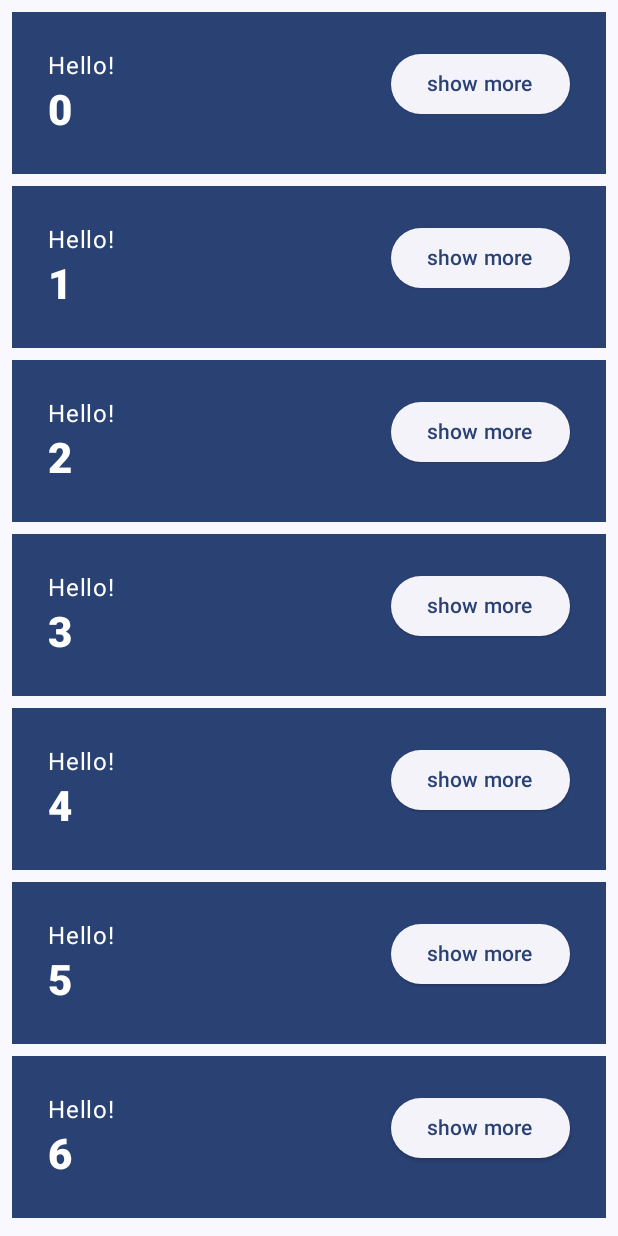
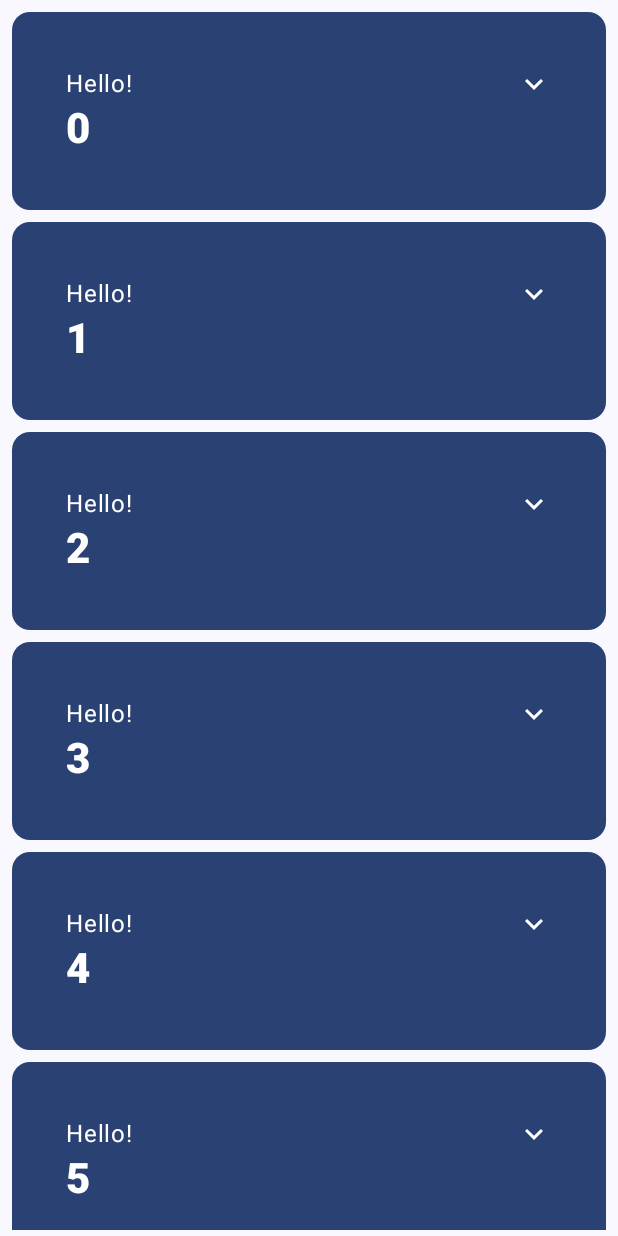
Before and after one commit to RyujiKoyama95/Jetpack-Compose-basics, an Android app built with Jetpack Compose: the screen it shows after launch (MainActivity), after a tap on "Continue", on a phone screen of 412 x 824 dp. Run offline under Robolectric (Android 15) with nearby library versions, the phone set to English and light mode, and no system bars.

Commit message:
Fix UI that adding button icons and text

```diff
--- a/app/src/main/java/com/codelab/basics/MainActivity.kt
+++ b/app/src/main/java/com/codelab/basics/MainActivity.kt
@@ -53,6 +53,7 @@ import androidx.compose.runtime.saveable.rememberSaveable
 import androidx.compose.runtime.setValue
 import androidx.compose.ui.Alignment
 import androidx.compose.ui.Modifier
+import androidx.compose.ui.graphics.drawscope.Fill
 import androidx.compose.ui.res.stringResource
 import androidx.compose.ui.text.font.FontWeight
 import androidx.compose.ui.tooling.preview.Preview
@@ -138,48 +139,13 @@ class MainActivity : ComponentActivity() {
 
     @Composable
     private fun Greeting(name: String) {
-        // 状態保持のためexpandedフラグを定義。
-        // 単純にフラグ追加しても、Composeは状態変更として検出しない。
-        // state/MutableStateは何らかの値を保持し、値が変更した場合は再Compose(UI更新)するインターフェース。
-        // しかし、再コンポジションが随時発生する可能性があるため、フラグはリセットされてしまう問題がある。
-        // 再コンポジションの前後で状態を保持するにはrememberを使用して、状態を保護する。リセットされない。
-        // 状態が変化すると、自動的に再コンポーズする。
-        // また、同じコンポーズを別々の部分から呼び出すと、異なるUIが生成され、状態も別々になる。
-        // 例えば今回の場合だと、ボタンが複数あるため、それぞれで固有の状態を保持する。
-        var expanded by remember { mutableStateOf(false) }
-        val extraPadding by animateDpAsState (
-            if (expanded) 48.dp else 0.dp,
-            animationSpec = spring(
-                dampingRatio = Spring.DampingRatioMediumBouncy,
-                stiffness = Spring.StiffnessLow
-            )
-        )
-        // Surfaceは色を受け取る。
-        // Surfaceの中にネストされたコンポーネント(ここではText)は、背景色の上に描画される。
-        Surface(
-            color = MaterialTheme.colorScheme.primary,
+        Card(
+            colors = CardDefaults.cardColors(
+                containerColor = MaterialTheme.colorScheme.primary
+            ),
             modifier = Modifier.padding(vertical = 4.dp, horizontal = 8.dp)
-            ) {
-            Row(modifier = Modifier.padding(24.dp)) {
-                // SurfaceやTextなどのほとんどのCompose UI要素は引数にmodifier(修飾子)を持っている。
-                // 1つの要素に複数の修飾子をつけるときは、繋げればいい。
-                Column(modifier = Modifier
-                    .weight(1f)
-                    .padding(bottom = extraPadding.coerceAtLeast(0.dp))
-                ) {
-                    // modifierは親レイアウト内での配置、表示、動作を指定できる。
-                    Text(text = "Hello!")
-                    Text(
-                        text = "$name",
-                        style = MaterialTheme.typography.headlineMedium.copy(
-                            fontWeight = FontWeight.ExtraBold
-                        )
-                    )
-                }
-                ElevatedButton(onClick = { expanded = !expanded }) {
-                    Text(if (expanded) "show less" else "show more")
-                }
-            }
+        ) {
+            CardContent(name = name)
         }
     }
     @Composable
@@ -209,4 +175,61 @@ class MainActivity : ComponentActivity() {
             OnboardingScreen(onContinueClicked = {})
         }
     }
+
+    @Composable
+    private fun CardContent(name: String) {
+        // 状態保持のためexpandedフラグを定義。
+        // 単純にフラグ追加しても、Composeは状態変更として検出しない。
+        // state/MutableStateは何らかの値を保持し、値が変更した場合は再Compose(UI更新)するインターフェース。
+        // しかし、再コンポジションが随時発生する可能性があるため、フラグはリセットされてしまう問題がある。
+        // 再コンポジションの前後で状態を保持するにはrememberを使用して、状態を保護する。リセットされない。
+        // 状態が変化すると、自動的に再コンポーズする。
+        // また、同じコンポーズを別々の部分から呼び出すと、異なるUIが生成され、状態も別々になる。
+        // 例えば今回の場合だと、ボタンが複数あるため、それぞれで固有の状態を保持する。
+        var expanded by remember { mutableStateOf(false) }
+        Row(
+            modifier = Modifier
+                .padding(24.dp)
+                .animateContentSize(
+                    animationSpec = spring(
+                        dampingRatio = Spring.DampingRatioMediumBouncy,
+                        stiffness = Spring.StiffnessLow
+                    )
+                )
+            ) {
+            // SurfaceやTextなどのほとんどのCompose UI要素は引数にmodifier(修飾子)を持っている。
+            // 1つの要素に複数の修飾子をつけるときは、繋げればいい。
+            Column(modifier = Modifier
+                .weight(1f)
+                .padding(12.dp)
+            ) {
+                // modifierは親レイアウト内での配置、表示、動作を指定できる。
+                Text(text = "Hello!")
+                Text(
+                    text = "$name",
+                    style = MaterialTheme.typography.headlineMedium.copy(
+                        fontWeight = FontWeight.ExtraBold
+                    )
+                )
+                if (expanded) {
+                    Text(
+                        text = ("Composem ipsum color sit lazy, " +
+                                "padding theme elit, sed do bouncy. ").repeat(4)
+                    )
+                }
+            }
+            IconButton(onClick = { expanded = !expanded }) {
+                // imageVectorはベクターのマテリアルアイコン
+                // contentDescriptionはアイコンの説明。nullでもOK
+                Icon(
+                    imageVector = if (expanded) Filled.ExpandLess else Filled.ExpandMore,
+                    contentDescription = if (expanded) {
+                        stringResource(id = R.string.show_less)
+                    } else {
+                        stringResource(id = R.string.show_more)
+                    }
+                )
+            }
+        }
+    }
 }
```
